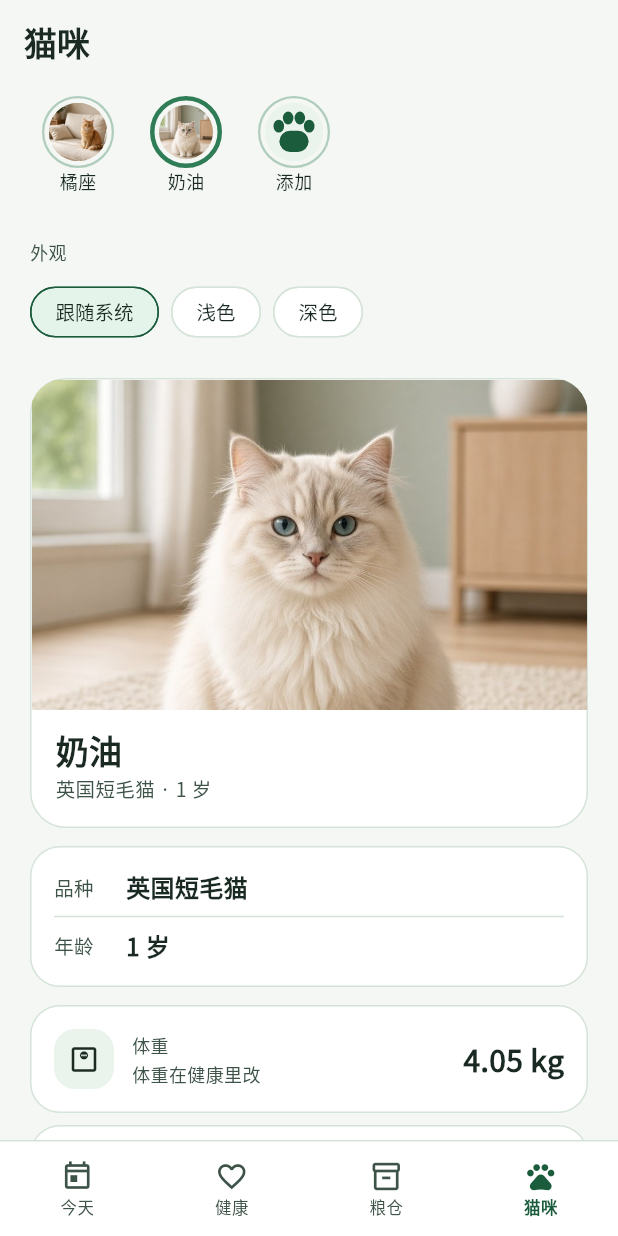
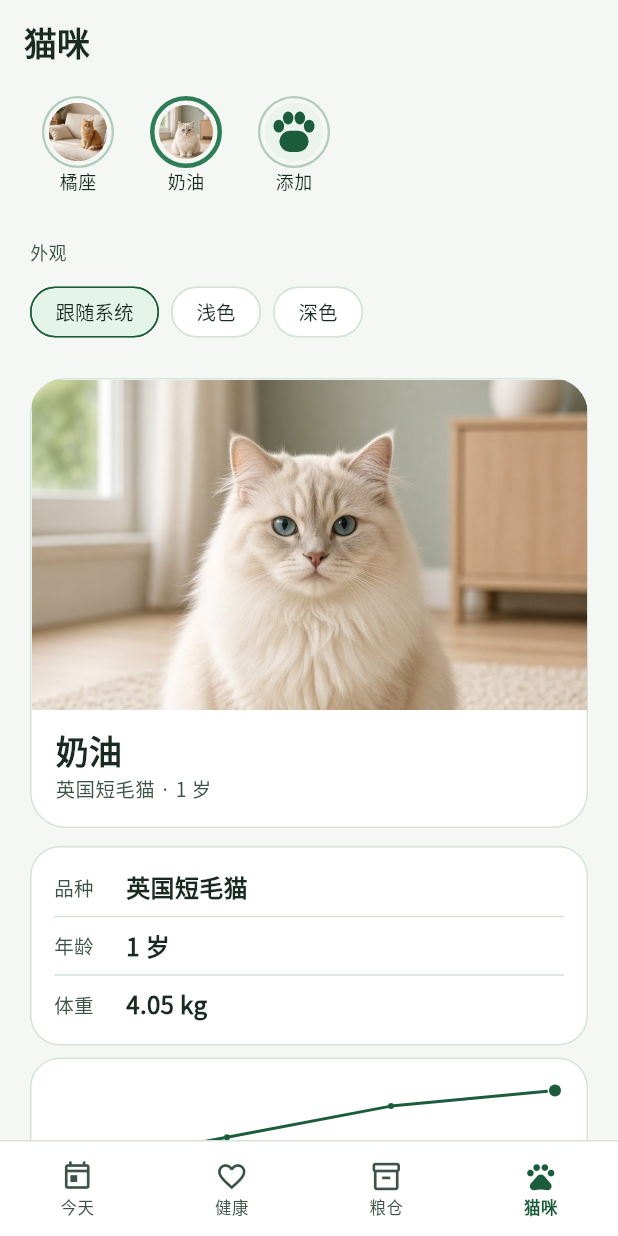
Before and after one commit to huakan88/zhuaji, a Flutter app: the CatsPage screen opened by its route, after a tap on "奶油", on a phone screen of 412 x 824 dp. Run offline on Flutter 3.47's test engine with Material 3 defaults, Android fonts, the phone set to English and light mode, and no system bars; our stand-ins replace drift, drift_flutter, flutter_blue_plus, flutter_local_notifications, flutter_timezone, go_router and 2 more; missing offline and left inert: google_mlkit_text_recognition, mobile_scanner, quick_actions; accounts and stored records are empty; generated files the repository leaves out were written again; key blocks and very long unbroken strings in the code were emptied for the run.

Commit message:
feat: 粮仓用一句话写还能吃几天，驱虫可以再记上次

```diff
--- a/lib/domain/food/stock.dart
+++ b/lib/domain/food/stock.dart
@@ -78,6 +78,44 @@ String stockHint(StockEstimate estimate) {
   return '大约还能吃 $days 天';
 }
 
+/// One sentence for a bag. Eating the pack and the printed date compete;
+/// whichever comes first wins, so the row does not show two clocks.
+String bagStatus({
+  required StockEstimate estimate,
+  required DateTime? expiry,
+  required DateTime? useBy,
+  required DateTime today,
+  required bool opened,
+}) {
+  final eatDays = estimate.daysLeft;
+  DateTime? sooner;
+  for (final date in [expiry, useBy]) {
+    if (date == null) continue;
+    final day = dateOnly(date);
+    if (sooner == null || day.isBefore(sooner)) sooner = day;
+  }
+  final expireDays = sooner == null ? null : calendarDaysUntil(today, sooner);
+  if (eatDays != null && (expireDays == null || eatDays <= expireDays)) {
+    if (eatDays <= 0) return '今天会吃完';
+    if (eatDays <= stockRemindDays) return '快吃完，还能吃 $eatDays 天';
+    return '还能吃 $eatDays 天';
+  }
+  if (expireDays != null) {
+    if (expireDays < 0) return '已过期';
+    if (expireDays == 0) return opened ? '今天到期' : '没开封，今天到期';
+    if (expireDays <= stockRemindDays) {
+      return opened ? '快到期，还剩 $expireDays 天' : '没开封，还剩 $expireDays 天';
+    }
+    if (!opened) return '没开封';
+    return '还剩 $expireDays 天';
+  }
+  if (!opened) return '没开封';
+  if (estimate.dailyGrams == null && estimate.packGrams != null) {
+    return '点一下每天喂多少';
+  }
+  return '日期还没填';
+}
+
 String pantryAckKey(PantryEntry entry) =>
     '${entry.item.id}|${entry.item.expiryDate?.millisecondsSinceEpoch ?? 0}|${entry.item.openedAt?.millisecondsSinceEpoch ?? 0}';
 
--- a/lib/features/cats/cats_page.dart
+++ b/lib/features/cats/cats_page.dart
@@ -119,7 +119,13 @@ class CatsPage extends StatelessWidget {
               ),
               const SizedBox(height: 12),
               QuietCard(
-                onTap: () => context.push('/cat-form?id=${cat.id}'),
+                child: Column(
+                  children: [
+                    GestureDetector(
+                      onTap: () {
+                        pawTap();
+                        context.push('/cat-form?id=${cat.id}');
+                      },
                       child: Column(
                         children: [
                           _ProfileLine(
@@ -128,7 +134,10 @@ class CatsPage extends StatelessWidget {
                                 ? '还没写'
                                 : cat.breed!,
                           ),
-                    Divider(height: 16, color: AppColors.of(context).line),
+                          Divider(
+                            height: 16,
+                            color: AppColors.of(context).line,
+                          ),
                           _ProfileLine(
                             label: '年龄',
                             value: ageLabel(cat.birthday, app.now),
@@ -136,39 +145,17 @@ class CatsPage extends StatelessWidget {
                         ],
                       ),
                     ),
-              const SizedBox(height: 12),
-              QuietCard(
-                child: Row(
-                  children: [
-                    const IconWell(icon: Icons.monitor_weight_outlined),
-                    const SizedBox(width: 12),
-                    Expanded(
-                      child: Column(
-                        crossAxisAlignment: CrossAxisAlignment.start,
-                        children: [
-                          Text(
-                            '体重',
-                            style: zhuaji.copyWith(
-                              fontSize: 12,
-                              color: AppColors.of(context).muted,
-                            ),
-                          ),
-                          const SizedBox(height: 2),
-                          Text(
-                            '体重在健康里改',
-                            style: zhuaji.copyWith(
-                              fontSize: 12,
-                              color: AppColors.of(context).muted,
-                            ),
-                          ),
-                        ],
-                      ),
-                    ),
-                    Text(
-                      kg == null ? '— kg' : '${kg.toStringAsFixed(2)} kg',
-                      style: zhuaji.copyWith(
-                        fontSize: 20,
-                        fontWeight: FontWeight.w700,
+                    Divider(height: 16, color: AppColors.of(context).line),
+                    GestureDetector(
+                      onTap: () {
+                        pawTap();
+                        context.push('/weight');
+                      },
+                      child: _ProfileLine(
+                        label: '体重',
+                        value: kg == null
+                            ? '还没称'
+                            : '${kg.toStringAsFixed(2)} kg',
                       ),
                     ),
                   ],
--- a/lib/features/home/home_page.dart
+++ b/lib/features/home/home_page.dart
@@ -1,4 +1,5 @@
 import 'package:flutter/material.dart';
+import 'package:flutter/rendering.dart';
 import 'package:go_router/go_router.dart';
 
 import '../../core/format.dart';
@@ -62,7 +63,7 @@ class _HomePageState extends State<HomePage> {
       appBar: zhuajiBar('今天'),
       body: FadeIn(
         child: ListView(
-          cacheExtent: 1200,
+          scrollCacheExtent: const ScrollCacheExtent.pixels(1200),
           padding: const EdgeInsets.fromLTRB(20, 4, 20, 108),
           children: [
             Row(
@@ -389,7 +390,10 @@ class _CatSwitch extends StatelessWidget {
                   ? activeCount
                   : app.dueCountFor(item),
               selected: item.id == app.activeCatId,
-              onTap: () => app.selectCat(item.id),
+              onTap: () {
+                pawTap();
+                app.selectCat(item.id);
+              },
             ),
             const SizedBox(width: 8),
           ],
--- a/lib/features/pantry/pantry_page.dart
+++ b/lib/features/pantry/pantry_page.dart
@@ -1,7 +1,6 @@
 import 'package:flutter/material.dart';
 import 'package:go_router/go_router.dart';
 
-import '../../core/format.dart';
 import '../../core/theme/app_fonts.dart';
 import '../../core/theme/app_tokens.dart';
 import '../../core/widgets/common.dart';
@@ -232,7 +231,9 @@ class _BagRow extends StatelessWidget {
                 ),
                 const SizedBox(height: 2),
                 Text(
-                  _stockLine(entry, app.now),
+                  _status(entry, app.now),
+                  maxLines: 1,
+                  overflow: TextOverflow.ellipsis,
                   style: zhuaji.copyWith(
                     fontSize: 12,
                     color: AppColors.of(context).muted,
@@ -241,31 +242,24 @@ class _BagRow extends StatelessWidget {
               ],
             ),
           ),
-          const SizedBox(width: 8),
-          Text(
-            _when(entry, app.now),
-            style: zhuaji.copyWith(fontSize: 15, fontWeight: FontWeight.w700),
-          ),
         ],
       ),
     );
   }
 
-  String _stockLine(PantryEntry entry, DateTime now) {
-    final estimate = estimateStock(
-      spec: entry.product.spec,
-      dailyGrams: entry.item.dailyGrams,
-      openedAt: entry.item.openedAt,
+  String _status(PantryEntry entry, DateTime now) {
+    return bagStatus(
+      estimate: estimateStock(
+        spec: entry.product.spec,
+        dailyGrams: entry.item.dailyGrams,
+        openedAt: entry.item.openedAt,
+        today: now,
+      ),
+      expiry: entry.item.expiryDate,
+      useBy: openedUseBy(entry),
       today: now,
+      opened: entry.item.openedAt != null,
     );
-    if (estimate.daysLeft != null) return stockHint(estimate);
-    return entry.item.openedAt == null ? '没开封' : '已开封';
-  }
-
-  String _when(PantryEntry entry, DateTime now) {
-    final sooner = _sooner(entry);
-    if (sooner == null) return '日期没填';
-    return countdownOf(sooner, now);
   }
 }
 
```
Also changed, not shown: lib/features/health/health_page.dart (+53 -0 lines), lib/features/pantry/bag_page.dart (+13 -0 lines), 2 other files. Lines whose indentation alone changed are shown as unchanged.
